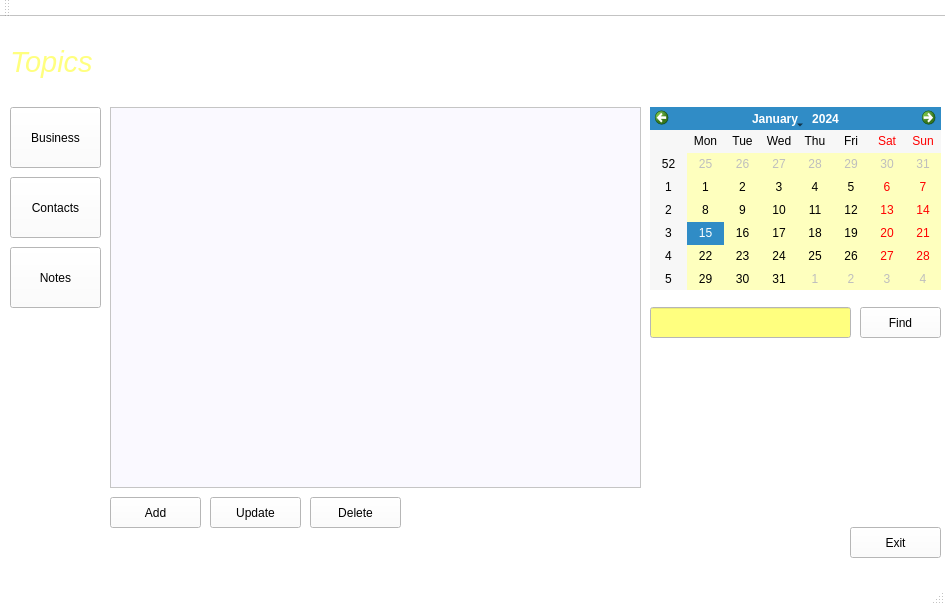
Qt form mainwindow.ui (Strelts0v/organaizer-vigi) before a commit.
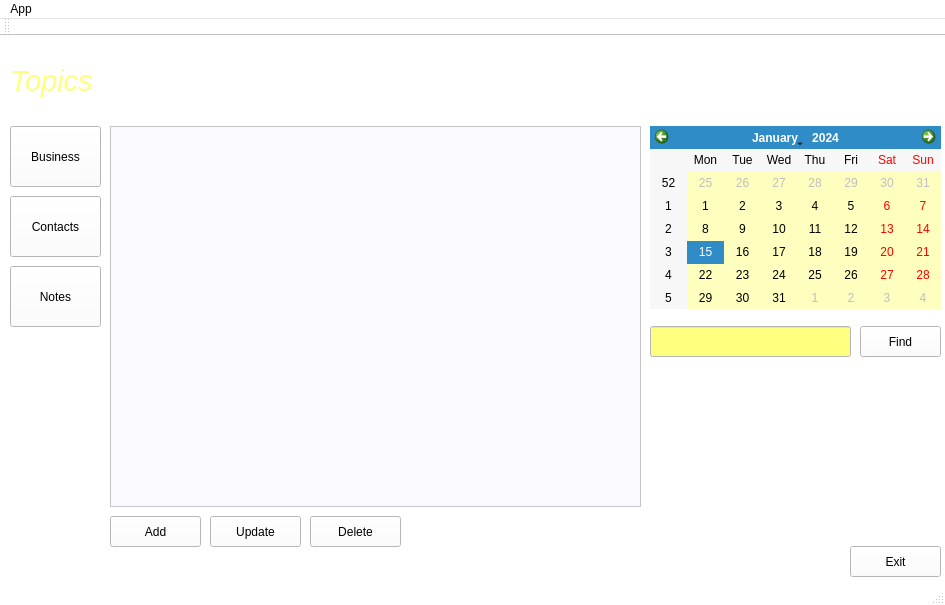
The same form after that commit. Icons and pictures are not drawn.

The edit to the form file:
```diff
--- a/mainwindow.ui
+++ b/mainwindow.ui
@@ -561,6 +561,15 @@
      <height>21</height>
     </rect>
    </property>
+   <widget class="QMenu" name="menuApp">
+    <property name="title">
+     <string>App</string>
+    </property>
+    <addaction name="actionAdd"/>
+    <addaction name="actionUpdate"/>
+    <addaction name="actionDelete"/>
+   </widget>
+   <addaction name="menuApp"/>
   </widget>
   <widget class="QToolBar" name="mainToolBar">
    <attribute name="toolBarArea">
```
Left out of the diff: 24 changed lines with no effect on the pictures.
